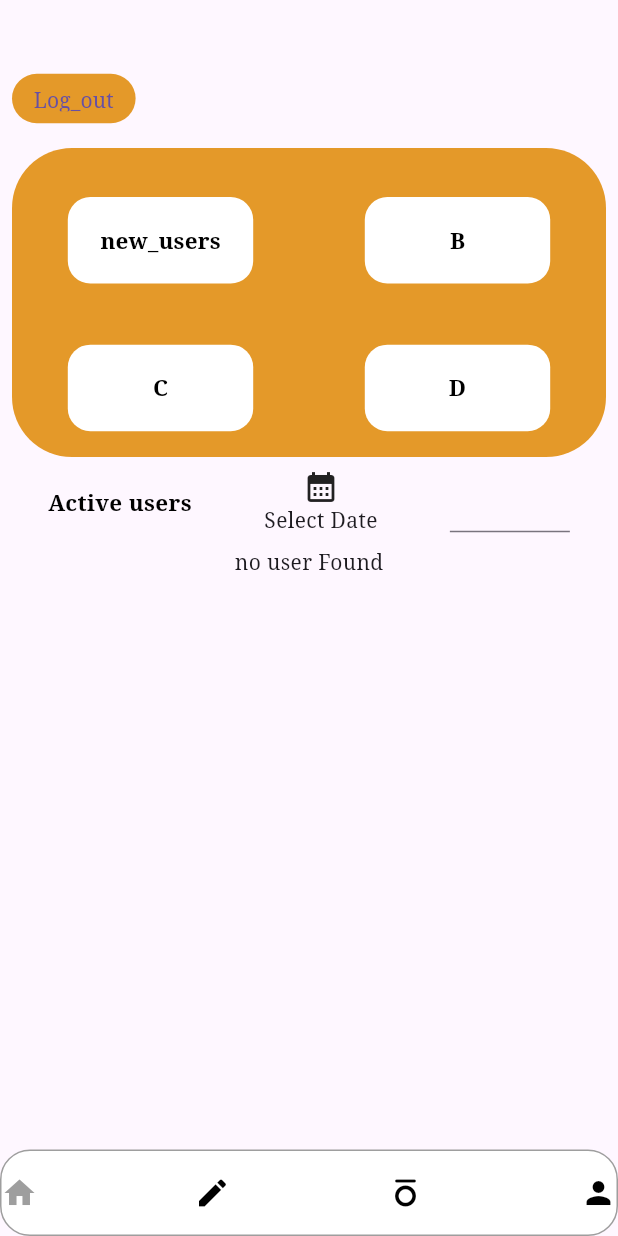
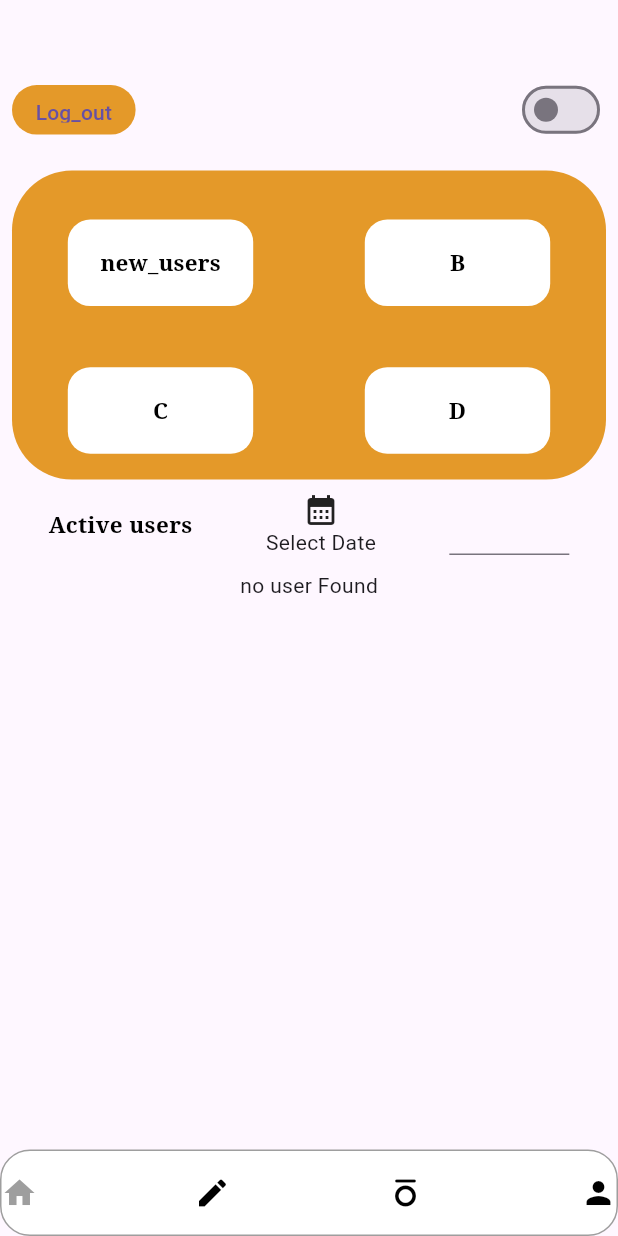
Before and after one commit to navendra3010/serveyistNew, a Flutter app: the AdminDashboardPage screen opened directly, on a phone screen of 412 x 824 dp. Run offline on Flutter 3.47's test engine with Material 3 defaults, Android fonts, the phone set to English and light mode, and no system bars; our stand-ins replace cloud_firestore, connectivity_plus, device_info_plus, file_picker, firebase_auth, firebase_core and 5 more; missing offline and left inert: excel; accounts and stored records are empty.

Commit message:
21-3-2025

```diff
--- a/lib/adminProvider/comman_provider_for_admin.dart
+++ b/lib/adminProvider/comman_provider_for_admin.dart
@@ -17,10 +17,9 @@ class CommanproviderAdmin extends ChangeNotifier {
   UserLoginModel? userLoginModel;
   FireStoreServiceForAdmin frstr = FireStoreServiceForAdmin();
 
-
   Future<Userprofilemodel?> getAdminInfo() async {
     SharedPreferences sff = await SharedPreferences.getInstance();
-    String? profileID =  sff.getString('userId');
+    String? profileID = sff.getString('userId');
     if (profileID != null) {
       // print("got profile id      ${profileID}");
       return await frstr.getAdminProfile(profileID);
@@ -28,19 +27,14 @@ Future<Userprofilemodel?> getAdminInfo() async {
     return null;
   }
 
-
-
-
   Stream<List<ViewAllUsers>> get allUsersStream {
     return frstr.getAllUsers();
   }
+
 // all users yet login per day -------------------------------------------------------------------------------------
-DateTime now=DateTime.now();
+  DateTime now = DateTime.now();
   String? dateKey;
 //notifyListeners();
-
-
-
 
   Stream<List<QuerySnapshot<Map<String, dynamic>>>> allLoginUser(String s) {
     //dateKey = DateFormat('dd-MM-yyyy').format(now);
@@ -89,14 +83,12 @@ String? dateKey;
     // print(" image length -------------${imageFileList.length}");
     notifyListeners();
   }
-      int ? selecNumber;
-   void setDateForSelect( int value)
-   {
-    selecNumber=value;
+
+  int? selecNumber;
+  void setDateForSelect(int value) {
+    selecNumber = value;
     notifyListeners();
   }
-
-
 
   //date 12-3-2025..........................................................
   // this function select date for filtering  login record any time.....................................
@@ -122,4 +114,13 @@ String? dateKey;
     //return "${date.year}-${date.month.toString().padLeft(2, '0')}-${date.day.toString().padLeft(2, '0')}";
     return "${date.day.toString().padLeft(2, '0')}-${date.month.toString().padLeft(2, '0')}-${date.year}";
   }
+
+ ThemeMode _themeMode = ThemeMode.system;
+  ThemeMode get themeMode => _themeMode;
+
+  void themeSwitchMode(ThemeMode thmd) {
+   // print("hello");
+    _themeMode = thmd;
+    notifyListeners();
   }
+}
--- a/lib/admin_uI/admin_dashboard.dart
+++ b/lib/admin_uI/admin_dashboard.dart
@@ -21,11 +21,14 @@ class AdminDashboardPage extends StatefulWidget {
 }
 
 class _AdminDashboardPageState extends State<AdminDashboardPage> {
-  @override
+
   @override
   Widget build(BuildContext context) {
+
     final commanprovide =
         Provider.of<CommanproviderAdmin>(context, listen: false);
+       // bool isDarkmode=Theme.of(context).brightness == Brightness.dark;
+        bool isDarkMode = Provider.of<CommanproviderAdmin>(context,listen: true).themeMode == ThemeMode.dark;
 
     return Scaffold(
       body: Padding(
@@ -37,6 +40,8 @@ class _AdminDashboardPageState extends State<AdminDashboardPage> {
             SizedBox(
               height: MediaQuery.of(context).size.height * 5 / 100,
             ),
+            Row( mainAxisAlignment: MainAxisAlignment.spaceBetween,
+              children: [
                 Container(
                   height: MediaQuery.of(context).size.height * 4 / 100,
                   width: MediaQuery.of(context).size.width * 20 / 100,
@@ -53,6 +58,13 @@ class _AdminDashboardPageState extends State<AdminDashboardPage> {
                         commanprovide.adminLogOut(context);
                       },
                       child: const Center(child: Text("Log_out"))),
+                ),
+                Switch(value:isDarkMode, onChanged: (isOn) {
+
+                 // isOn?commanprovide.themeSwitchMode(ThemeMode.dark):commanprovide.themeSwitchMode(ThemeMode.light);
+                 commanprovide.themeSwitchMode(isOn?ThemeMode.dark:ThemeMode.light);
+                },)
+              ],
             ),
             SizedBox(
               height: MediaQuery.of(context).size.height * 2 / 100,
--- a/lib/userFireStoreService/user_fire_store.dart
+++ b/lib/userFireStoreService/user_fire_store.dart
@@ -1,8 +1,4 @@
-import 'dart:convert';
-
 import 'package:cloud_firestore/cloud_firestore.dart';
-import 'package:flutter/material.dart';
-import 'package:http/http.dart' as http;
 
 import 'package:shared_preferences/shared_preferences.dart';
 import 'package:surveyist/adminModel/project_model.dart';
@@ -171,7 +167,6 @@ class FireStoreServiceClass {
   //     final response = await http.get(Uri.parse(
   //         'https://newsapi.org/v2/everything?q=tesla&from=2025-03-19&to=2025-03-19&sortBy=popularity&apiKey=26fa926270e944a0b0d9b8af77fd2609'));
 
-
   //           var data=json.decode(response.body);
   //           print(data);
 
--- a/lib/users_UI/user_dashboard.dart
+++ b/lib/users_UI/user_dashboard.dart
@@ -35,7 +35,7 @@ class _UserDashBoardScreenState extends State<UserDashBoardScreen> {
   Widget build(BuildContext context) {
     Provider.of<CommanProviderForUser>(context, listen: false);
     final loginpro = Provider.of<LoginProviderForUser>(context, listen: false);
-      final data=Provider.of<UserProjectProviderClass>(context, listen: false);
+      Provider.of<UserProjectProviderClass>(context, listen: false);
 
     return Scaffold(
       body: Padding(
--- /dev/null
+++ b/lib/utils/my_theme.dart
@@ -0,0 +1,14 @@
+import 'package:flutter/material.dart';
+import 'package:surveyist/utils/theme_color.dart';
+
+class MyAppTheme {
+  static final lightTheme = ThemeData(
+    primaryColor: MyAppColor.lightBlue,
+    brightness: Brightness.light,
+  );
+
+   static final darkTheme=ThemeData(
+    primaryColor:MyAppColor.darkBlue,
+    brightness:Brightness.dark
+   );
+}
--- /dev/null
+++ b/lib/utils/theme_color.dart
@@ -0,0 +1,6 @@
+import 'package:flutter/material.dart';
+
+class MyAppColor {
+  static const darkBlue = Color.fromARGB(255, 132, 31, 0);
+  static const lightBlue = Color.fromARGB(255, 215, 10, 174);
+}
--- a/pubspec.yaml
+++ b/pubspec.yaml
@@ -53,6 +53,7 @@ dependencies:
   percent_indicator: ^4.2.4
   connectivity_plus: ^6.1.3
   http: ^1.3.0
+  system_theme: ^3.1.2
 
 
 
```
Also changed, not shown: lib/main.dart (+29 -8 lines), pubspec.lock, 5 other files. Lines whose indentation alone changed are shown as unchanged.
